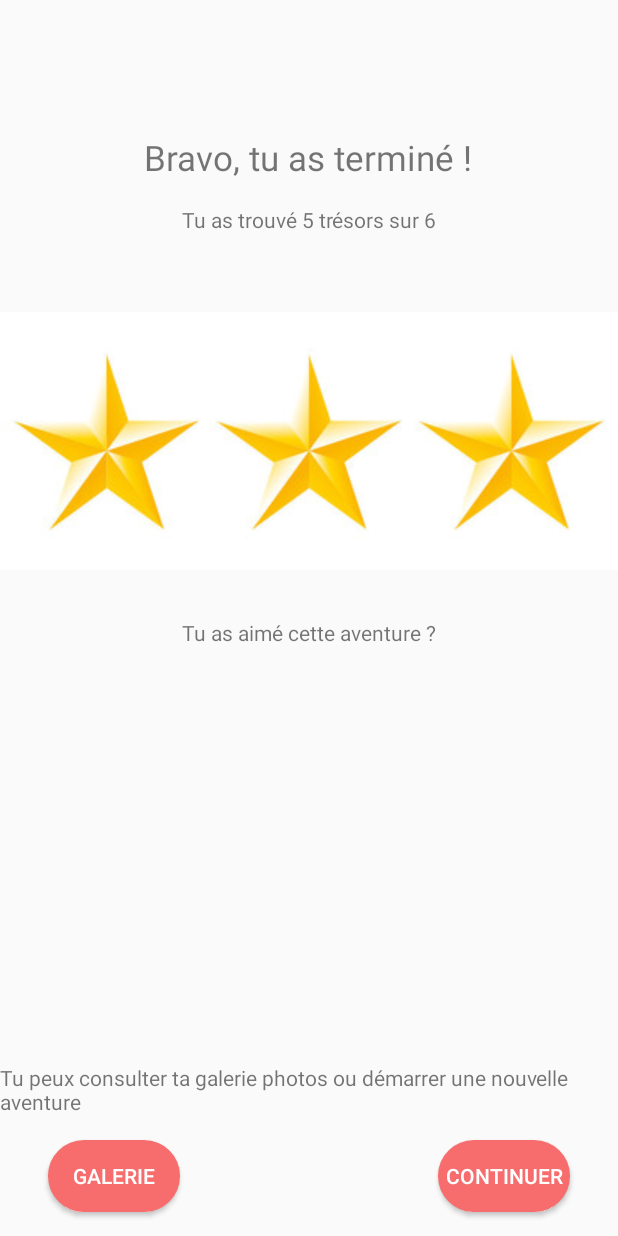
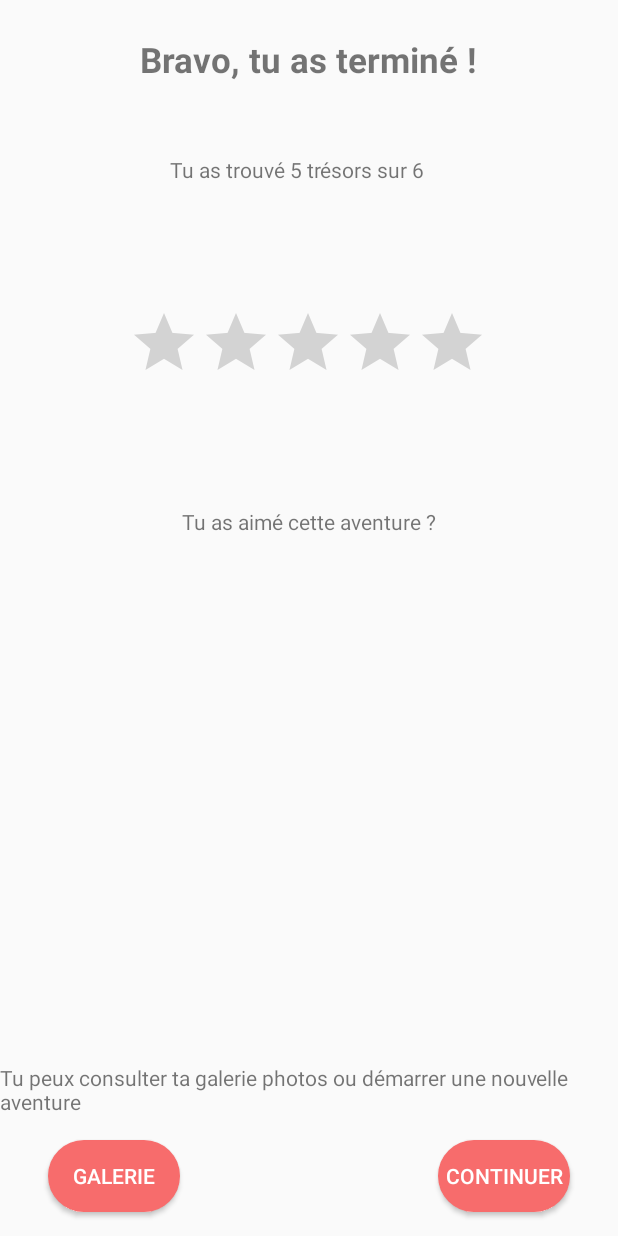
Before and after one commit to WildCodeSchool/toulouse-0219-android-seeknwild, an Android app: the layout activity_note.xml on its own in the app's theme, with its tools: preview values and no code run, on a phone screen of 412 x 824 dp. Run offline under Robolectric (Android 15) with nearby library versions, the phone set to English and light mode, and no system bars; network calls fail.

Commit message:
Ajout de la notation

```diff
--- a/app/src/main/AndroidManifest.xml
+++ b/app/src/main/AndroidManifest.xml
@@ -26,14 +26,15 @@
         android:theme="@style/AppTheme">
         <activity android:name=".activity.CreateAdventureHomeActivity"></activity>
         <activity android:name=".activity.CreateAdventureActivity" />
-        <activity android:name=".activity.NoteActivity" />
-        <activity android:name=".activity.SignInActivity" />
-        <activity android:name=".activity.CreateAccountActivity">
+        <activity android:name=".activity.NoteActivity">
             <intent-filter>
                 <action android:name="android.intent.action.MAIN" />
 
                 <category android:name="android.intent.category.LAUNCHER" />
             </intent-filter>
+        </activity>
+        <activity android:name=".activity.SignInActivity" />
+        <activity android:name=".activity.CreateAccountActivity">
         </activity>
         <activity android:name=".activity.TakePictureActivity" />
         <activity android:name=".activity.StartAdventureActivity" />
--- a/app/src/main/java/fr/wildcodeschool/seeknwild/activity/NoteActivity.java
+++ b/app/src/main/java/fr/wildcodeschool/seeknwild/activity/NoteActivity.java
@@ -1,10 +1,14 @@
 package fr.wildcodeschool.seeknwild.activity;
 
 import android.content.Intent;
+import android.graphics.Color;
+import android.graphics.PorterDuff;
+import android.graphics.drawable.LayerDrawable;
 import android.support.v7.app.AppCompatActivity;
 import android.os.Bundle;
 import android.view.View;
 import android.widget.Button;
+import android.widget.RatingBar;
 
 import fr.wildcodeschool.seeknwild.R;
 
@@ -15,6 +19,10 @@ public class NoteActivity extends AppCompatActivity {
         super.onCreate(savedInstanceState);
         setContentView(R.layout.activity_note);
 
+        RatingBar ratingBar = (RatingBar) findViewById(R.id.rbStar);
+        LayerDrawable stars = (LayerDrawable) ratingBar.getProgressDrawable();
+        stars.getDrawable(2).setColorFilter(Color.YELLOW, PorterDuff.Mode.SRC_ATOP);
+
         Button btContinued = findViewById(R.id.btContinue);
         btContinued.setOnClickListener(new View.OnClickListener() {
             @Override
--- a/app/src/main/res/layout/activity_note.xml
+++ b/app/src/main/res/layout/activity_note.xml
@@ -10,55 +10,56 @@
         android:id="@+id/vtCongrat"
         android:layout_width="wrap_content"
         android:layout_height="wrap_content"
-        android:layout_marginTop="89dp"
+        android:layout_marginStart="8dp"
+        android:layout_marginLeft="8dp"
+        android:layout_marginTop="24dp"
+        android:layout_marginEnd="8dp"
+        android:layout_marginRight="8dp"
+        android:fontFamily="bold"
         android:text="@string/bravo_tu_as_termin"
         android:textSize="23dp"
-        android:fontFamily="bold"
+        android:textStyle="bold"
         app:layout_constraintEnd_toEndOf="parent"
-        app:layout_constraintHorizontal_bias="0.498"
+        app:layout_constraintHorizontal_bias="0.497"
         app:layout_constraintStart_toStartOf="parent"
         app:layout_constraintTop_toTopOf="parent" />
 
     <TextView
         android:id="@+id/tvTreasureFInd"
-        android:layout_width="wrap_content"
-        android:layout_height="wrap_content"
-        android:layout_marginTop="16dp"
+        android:layout_width="185dp"
+        android:layout_height="21dp"
+        android:layout_marginStart="8dp"
+        android:layout_marginLeft="8dp"
+        android:layout_marginTop="48dp"
+        android:layout_marginEnd="8dp"
+        android:layout_marginRight="8dp"
         android:text="@string/tu_as_trouv_5_tr_sors_sur_6"
         app:layout_constraintEnd_toEndOf="parent"
         app:layout_constraintStart_toStartOf="parent"
         app:layout_constraintTop_toBottomOf="@+id/vtCongrat" />
 
-    <ImageView
-        android:id="@+id/ivStarsNote"
-        android:layout_width="0dp"
-        android:layout_height="wrap_content"
-        android:layout_marginTop="52dp"
-        android:scaleType="centerCrop"
-        app:layout_constraintEnd_toEndOf="parent"
-        app:layout_constraintHorizontal_bias="1.0"
-        app:layout_constraintStart_toStartOf="parent"
-        app:layout_constraintTop_toBottomOf="@+id/tvTreasureFInd"
-        app:srcCompat="@drawable/starprogress" />
-
     <TextView
         android:id="@+id/tvNote"
         android:layout_width="wrap_content"
         android:layout_height="wrap_content"
-        android:layout_marginTop="32dp"
+        android:layout_marginStart="8dp"
+        android:layout_marginLeft="8dp"
+        android:layout_marginTop="76dp"
+        android:layout_marginEnd="8dp"
+        android:layout_marginRight="8dp"
         android:text="@string/tu_as_aim_cette_aventure"
         app:layout_constraintEnd_toEndOf="parent"
         app:layout_constraintStart_toStartOf="parent"
-        app:layout_constraintTop_toBottomOf="@+id/ivStarsNote" />
+        app:layout_constraintTop_toBottomOf="@+id/rbStar" />
 
     <TextView
         android:id="@+id/tvConsulteOuContinue"
         android:layout_width="wrap_content"
         android:layout_height="wrap_content"
         android:layout_marginBottom="16dp"
-        android:text="@string/tu_peux_consulter_ta_galerie_photos_ou_d_marrer_une_nouvelle_aventure"
         android:gravity="start|top"
         android:inputType="textMultiLine"
+        android:text="@string/tu_peux_consulter_ta_galerie_photos_ou_d_marrer_une_nouvelle_aventure"
         app:layout_constraintBottom_toTopOf="@+id/btGalery"
         app:layout_constraintEnd_toEndOf="parent"
         app:layout_constraintHorizontal_bias="0.498"
@@ -84,10 +85,26 @@
         android:layout_marginEnd="32dp"
         android:layout_marginRight="32dp"
         android:layout_marginBottom="16dp"
+        android:background="@drawable/oval"
         android:text="@string/continuer"
-        android:background="@drawable/oval"
         android:textColor="#FFFFFF"
         app:layout_constraintBottom_toBottomOf="parent"
         app:layout_constraintEnd_toEndOf="parent" />
 
+    <RatingBar
+        android:id="@+id/rbStar"
+        android:layout_width="wrap_content"
+        android:layout_height="wrap_content"
+        android:layout_marginStart="8dp"
+        android:layout_marginLeft="8dp"
+        android:layout_marginTop="80dp"
+        android:layout_marginEnd="8dp"
+        android:layout_marginRight="8dp"
+        android:numStars="5"
+        app:layout_constraintEnd_toEndOf="parent"
+        app:layout_constraintHorizontal_bias="0.496"
+        app:layout_constraintStart_toStartOf="parent"
+        app:layout_constraintTop_toBottomOf="@+id/tvTreasureFInd" />
+
+
 </android.support.constraint.ConstraintLayout>
```
